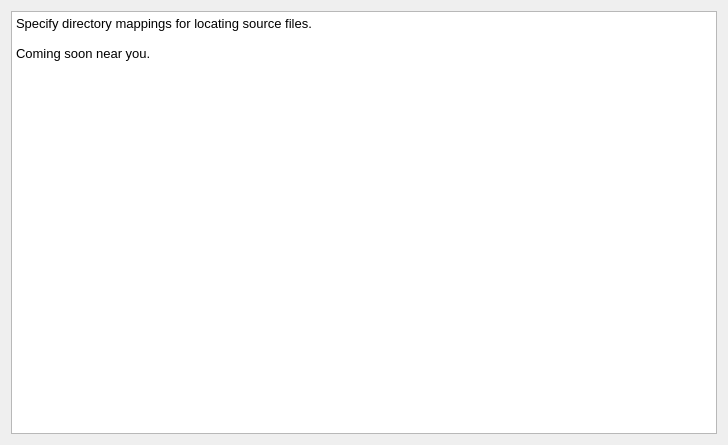
Above: src/SeerSourceConfigPage.ui from epasveer/seer before the change. Below: the same form after it.
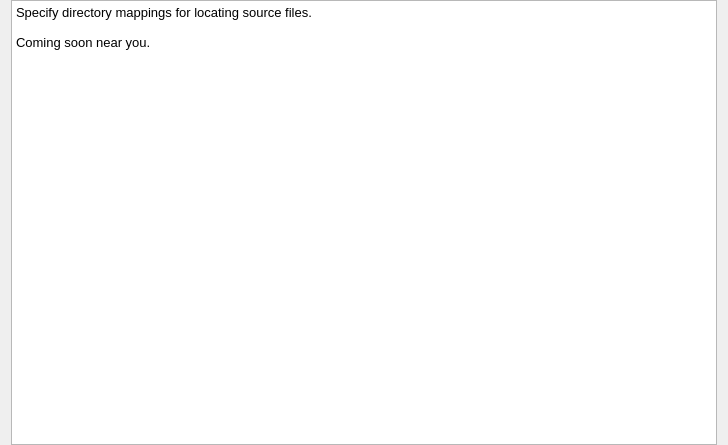
That is the form after the change.

```diff
--- a/src/SeerSourceConfigPage.ui
+++ b/src/SeerSourceConfigPage.ui
@@ -14,6 +14,12 @@
    <string>SeerSourceConfigPage</string>
   </property>
   <layout class="QGridLayout" name="gridLayout">
+   <property name="topMargin">
+    <number>0</number>
+   </property>
+   <property name="bottomMargin">
+    <number>0</number>
+   </property>
    <item row="0" column="0">
     <widget class="QTextBrowser" name="textBrowser">
      <property name="html">
```
